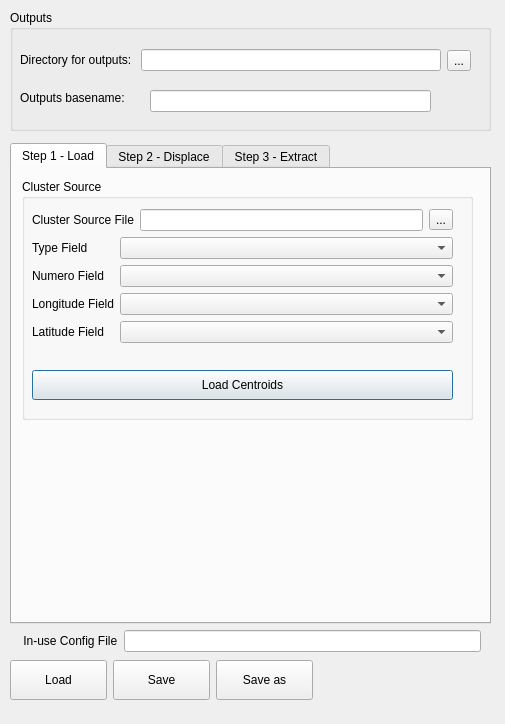
Qt form plugin/mgp_dialog.ui (unicef-drp/mics-geocoding) before a commit.
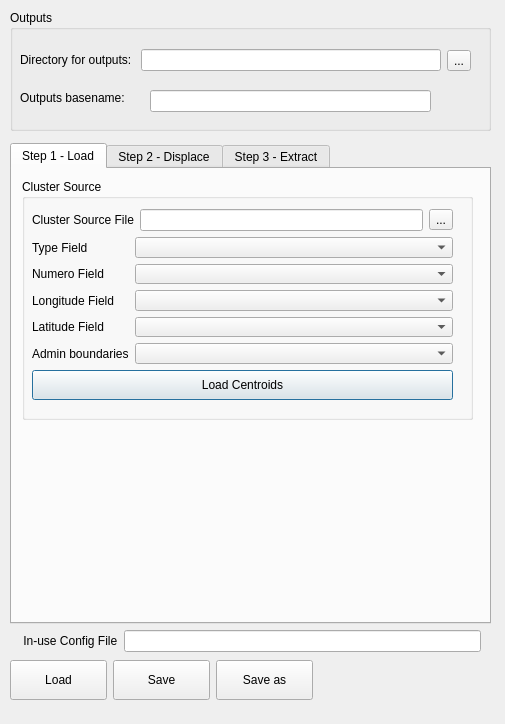
The same form after that commit. The open tabs and pages were chosen to show the change.

Commit message: feat(ui): [1 - wip] add adimn boundaries in the interface.

The edit to the form file:
```diff
--- a/plugin/mgp_dialog.ui
+++ b/plugin/mgp_dialog.ui
@@ -168,6 +168,16 @@
             <item row="3" column="1">
              <widget class="QComboBox" name="latitudeFieldComboBox"/>
             </item>
+            <item row="4" column="0">
+             <widget class="QLabel" name="adminBoundariesFieldLabel_2">
+              <property name="text">
+               <string>Admin boundaries</string>
+              </property>
+             </widget>
+            </item>
+            <item row="4" column="1">
+             <widget class="QComboBox" name="adminBoundariesFieldComboBox"/>
+            </item>
            </layout>
           </item>
           <item>
```
Left out of the diff: 2 changed lines with no effect on the pictures. The commit also changes 6 other files.
